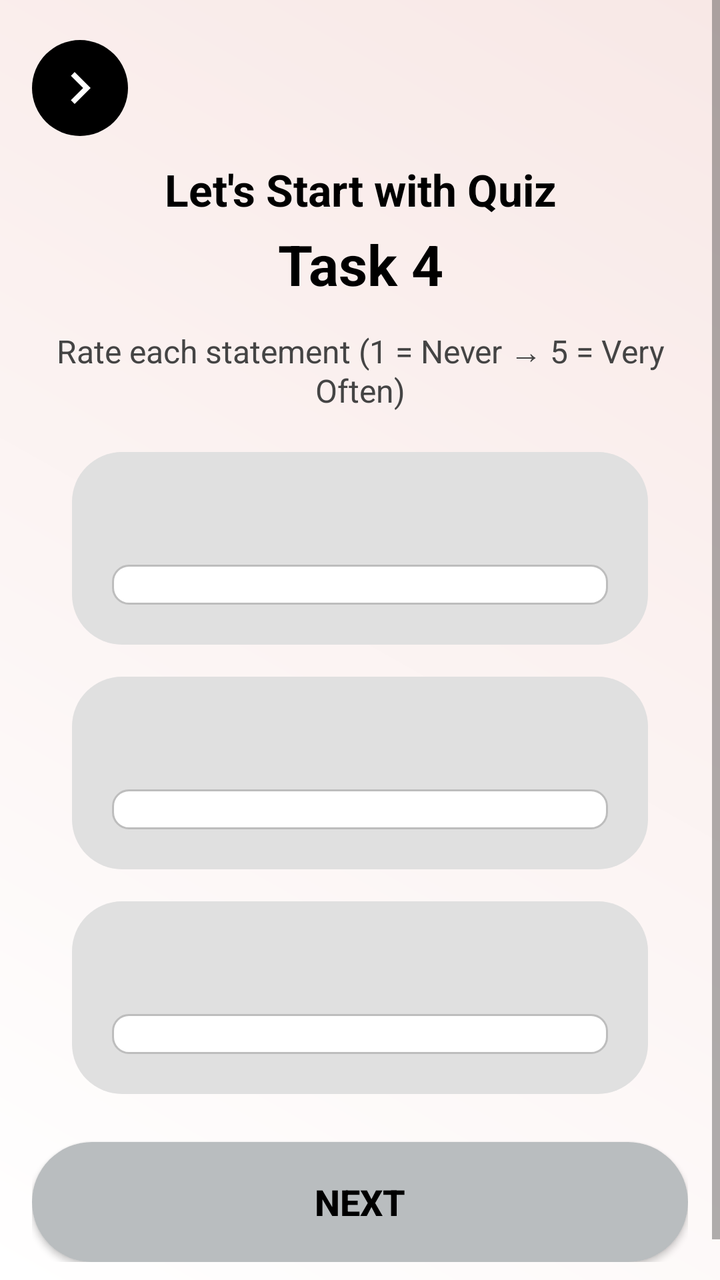
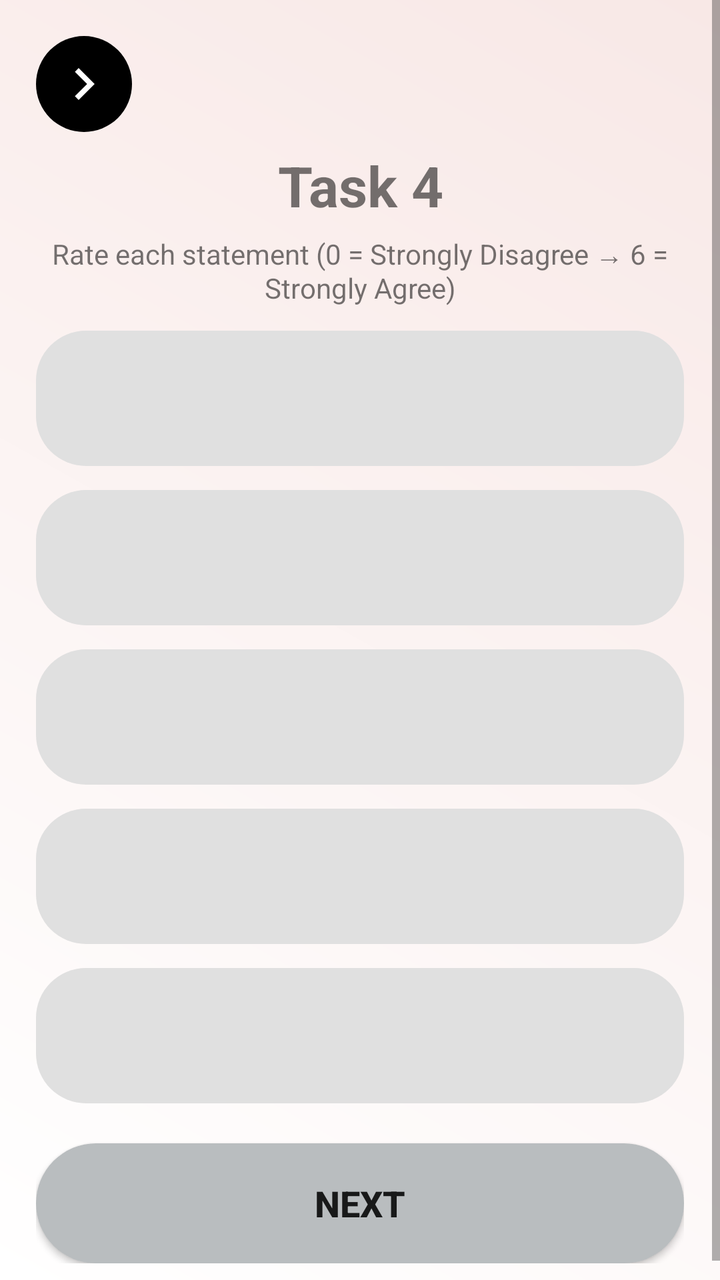

Compare the two renders of this Android layout. The source of the first and the diff that turns it into the second are given below.
<!-- AndroidManifest.xml: application theme Theme.CogniSync -->
<!-- res/layout/activity_task4.xml -->
<?xml version="1.0" encoding="utf-8"?>
<ScrollView xmlns:android="http://schemas.android.com/apk/res/android"
    xmlns:tools="http://schemas.android.com/tools"
    android:layout_width="match_parent"
    android:layout_height="match_parent"
    android:fillViewport="true"
    android:background="@drawable/background_gradient"
    android:fitsSystemWindows="true"
    tools:context=".Task4Activity">

    <LinearLayout
        android:layout_width="match_parent"
        android:layout_height="wrap_content"
        android:orientation="vertical"
        android:paddingTop="20dp"
        android:paddingBottom="30dp"
        android:paddingHorizontal="16dp">

        
        <ImageButton
            android:id="@+id/btnBack"
            android:layout_width="48dp"
            android:layout_height="48dp"
            android:background="@drawable/circle_bg"
            android:src="@drawable/ic_arrow_back"
            android:contentDescription="Back" />

        
        <TextView
            android:layout_width="match_parent"
            android:layout_height="wrap_content"
            android:text="Let's Start with Quiz"
            android:textAlignment="center"
            android:textColor="#000"
            android:textSize="22sp"
            android:textStyle="bold"
            android:layout_marginTop="12dp"/>

        <TextView
            android:layout_width="match_parent"
            android:layout_height="wrap_content"
            android:text="Task 4"
            android:textAlignment="center"
            android:textColor="#000"
            android:textSize="28sp"
            android:textStyle="bold"
            android:layout_marginTop="4dp"/>

        <TextView
            android:layout_width="match_parent"
            android:layout_height="wrap_content"
            android:text="Rate each statement (1 = Never → 5 = Very Often)"
            android:textAlignment="center"
            android:textColor="#444"
            android:textSize="16sp"
            android:layout_marginTop="14dp"/>

        
        <LinearLayout
            android:layout_width="match_parent"
            android:layout_height="wrap_content"
            android:orientation="vertical"
            android:background="@drawable/rounded_grey_bg"
            android:padding="20dp"
            android:layout_marginTop="20dp"
            android:layout_marginHorizontal="20dp">

            <TextView
                android:id="@+id/q1Text"
                android:layout_width="match_parent"
                android:layout_height="wrap_content"
                android:textSize="18sp"
                android:textStyle="bold"
                android:textColor="#000"
                android:gravity="center"/>

            <Spinner
                android:id="@+id/firstSpinner"
                android:layout_width="match_parent"
                android:layout_height="wrap_content"
                android:layout_marginTop="12dp"
                android:background="@drawable/edittext_bg"
                android:padding="10dp" />
        </LinearLayout>

        
        <LinearLayout
            android:layout_width="match_parent"
            android:layout_height="wrap_content"
            android:orientation="vertical"
            android:background="@drawable/rounded_grey_bg"
            android:padding="20dp"
            android:layout_marginTop="16dp"
            android:layout_marginHorizontal="20dp">

            <TextView
                android:id="@+id/q2Text"
                android:layout_width="match_parent"
                android:layout_height="wrap_content"
                android:textSize="18sp"
                android:textStyle="bold"
                android:textColor="#000"
                android:gravity="center"/>

            <Spinner
                android:id="@+id/secondSpinner"
                android:layout_width="match_parent"
                android:layout_height="wrap_content"
                android:layout_marginTop="12dp"
                android:background="@drawable/edittext_bg"
                android:padding="10dp" />
        </LinearLayout>

        
        <LinearLayout
            android:layout_width="match_parent"
            android:layout_height="wrap_content"
            android:orientation="vertical"
            android:background="@drawable/rounded_grey_bg"
            android:padding="20dp"
            android:layout_marginTop="16dp"
            android:layout_marginHorizontal="20dp">

            <TextView
                android:id="@+id/q3Text"
                android:layout_width="match_parent"
                android:layout_height="wrap_content"
                android:textSize="18sp"
                android:textStyle="bold"
                android:textColor="#000"
                android:gravity="center"/>

            <Spinner
                android:id="@+id/thirdSpinner"
                android:layout_width="match_parent"
                android:layout_height="wrap_content"
                android:layout_marginTop="12dp"
                android:background="@drawable/edittext_bg"
                android:padding="10dp" />
        </LinearLayout>

        
        <androidx.appcompat.widget.AppCompatButton
            android:id="@+id/btnNext"
            android:layout_width="match_parent"
            android:layout_height="60dp"
            android:layout_marginTop="24dp"
            android:background="@drawable/btn_bg"
            android:text="NEXT"
            android:textStyle="bold"
            android:textSize="18sp"
            android:textColor="#000" />

    </LinearLayout>
</ScrollView>
<!-- resources referenced by this layout -->
<resources>
  <!-- drawable background_gradient (drawable) -->
  <?xml version="1.0" encoding="utf-8"?>
  <shape xmlns:android="http://schemas.android.com/apk/res/android">
      <gradient
          android:angle="45"
          android:startColor="#Ffffff"
          android:endColor="#F8E8E6"
          android:type="linear" />
  </shape>
  <!-- drawable btn_bg (drawable) -->
  <shape xmlns:android="http://schemas.android.com/apk/res/android"
      android:shape="rectangle">
      <solid android:color="#B9BDBF"/>
      <corners android:radius="35dp"/>
  </shape>
  <!-- drawable circle_bg (drawable) -->
  <?xml version="1.0" encoding="utf-8"?>
  <shape xmlns:android="http://schemas.android.com/apk/res/android"
      android:shape="oval">
  
      
      <solid android:color="#000000"/>   
  
      
      <stroke
          android:width="0dp"
          android:color="#CCCCCC"/>       
  
      
  </shape>
  <!-- drawable edittext_bg (drawable) -->
  <?xml version="1.0" encoding="utf-8"?>
  <selector xmlns:android="http://schemas.android.com/apk/res/android">
  
      
      <item android:state_pressed="true">
          <shape android:shape="rectangle">
              <solid android:color="#FFFFFF" />
              <corners android:radius="8dp"/>
              <stroke android:width="2dp" android:color="#8AB4F8" /> 
          </shape>
      </item>
  
      
      <item android:state_focused="true">
          <shape android:shape="rectangle">
              <solid android:color="#FFFFFF"/>
              <corners android:radius="8dp"/>
              <stroke android:width="2dp" android:color="#8AB4F8"/>
          </shape>
      </item>
  
      
      <item>
          <shape android:shape="rectangle">
              <solid android:color="#FFFFFF"/>
              <corners android:radius="8dp"/>
              <stroke android:width="1dp" android:color="#BDBDBD"/>
          </shape>
      </item>
  
  </selector>
  <!-- drawable ic_arrow_back (drawable) -->
  <vector xmlns:android="http://schemas.android.com/apk/res/android"
      android:width="32dp"
      android:height="32dp"
      android:viewportWidth="32"
      android:viewportHeight="32">
      <path
          android:fillColor="#ffffff"
          android:pathData="M11.45 22.12L17.56 16l-6.1-6.12L13.32 8l8 8-8 8-1.88-1.88Z"/>
  </vector>
  <!-- drawable rounded_grey_bg (drawable) -->
  <?xml version="1.0" encoding="utf-8"?>
  <shape xmlns:android="http://schemas.android.com/apk/res/android"
      android:shape="rectangle">
  
      
      <solid android:color="#E0E0E0" />
  
      
      <corners android:radius="25dp" />
  
  </shape>
  <style name="Theme.CogniSync" parent="Theme.MaterialComponents.DayNight.NoActionBar">
  
  
  
          
          <item name="android:statusBarColor">@android:color/white</item>
          <item name="android:windowLightStatusBar">true</item>
  
      </style>
</resources>

<!-- the commit's change to res/layout/activity_task4.xml (unified diff, before → after) -->
@@ -3,20 +3,17 @@
     xmlns:tools="http://schemas.android.com/tools"
     android:layout_width="match_parent"
     android:layout_height="match_parent"
+    android:fitsSystemWindows="true"
+    android:background="@drawable/background_gradient"
     android:fillViewport="true"
-    android:background="@drawable/background_gradient"
-    android:fitsSystemWindows="true"
     tools:context=".Task4Activity">
 
     <LinearLayout
+        android:orientation="vertical"
+        android:padding="18dp"
         android:layout_width="match_parent"
-        android:layout_height="wrap_content"
-        android:orientation="vertical"
-        android:paddingTop="20dp"
-        android:paddingBottom="30dp"
-        android:paddingHorizontal="16dp">
+        android:layout_height="wrap_content">
 
-        
         <ImageButton
             android:id="@+id/btnBack"
             android:layout_width="48dp"
@@ -25,131 +22,158 @@
             android:src="@drawable/ic_arrow_back"
             android:contentDescription="Back" />
 
-        
         <TextView
             android:layout_width="match_parent"
             android:layout_height="wrap_content"
-            android:text="Let's Start with Quiz"
-            android:textAlignment="center"
-            android:textColor="#000"
-            android:textSize="22sp"
+            android:text="Task 4"
+            android:textSize="28sp"
             android:textStyle="bold"
-            android:layout_marginTop="12dp"/>
+            android:gravity="center"
+            android:layout_marginTop="8dp"/>
 
         <TextView
             android:layout_width="match_parent"
             android:layout_height="wrap_content"
-            android:text="Task 4"
-            android:textAlignment="center"
-            android:textColor="#000"
-            android:textSize="28sp"
-            android:textStyle="bold"
-            android:layout_marginTop="4dp"/>
-
-        <TextView
-            android:layout_width="match_parent"
-            android:layout_height="wrap_content"
-            android:text="Rate each statement (1 = Never → 5 = Very Often)"
-            android:textAlignment="center"
-            android:textColor="#444"
-            android:textSize="16sp"
-            android:layout_marginTop="14dp"/>
+            android:text="Rate each statement (0 = Strongly Disagree → 6 = Strongly Agree)"
+            android:textSize="14sp"
+            android:gravity="center"
+            android:layout_marginTop="6dp"/>
 
         
+        
         <LinearLayout
-            android:layout_width="match_parent"
-            android:layout_height="wrap_content"
             android:orientation="vertical"
             android:background="@drawable/rounded_grey_bg"
-            android:padding="20dp"
-            android:layout_marginTop="20dp"
-            android:layout_marginHorizontal="20dp">
+            android:padding="18dp"
+            android:layout_marginTop="12dp"
+            android:layout_width="match_parent"
+            android:layout_height="wrap_content">
 
             <TextView
-                android:id="@+id/q1Text"
+                android:id="@+id/q1"
                 android:layout_width="match_parent"
                 android:layout_height="wrap_content"
-                android:textSize="18sp"
+                android:textSize="16sp"
                 android:textStyle="bold"
-                android:textColor="#000"
                 android:gravity="center"/>
 
             <Spinner
-                android:id="@+id/firstSpinner"
+                android:id="@+id/spinner1"
                 android:layout_width="match_parent"
                 android:layout_height="wrap_content"
-                android:layout_marginTop="12dp"
-                android:background="@drawable/edittext_bg"
-                android:padding="10dp" />
+                android:layout_marginTop="10dp"
+                android:background="@drawable/edittext_bg"/>
         </LinearLayout>
 
         
         <LinearLayout
-            android:layout_width="match_parent"
-            android:layout_height="wrap_content"
             android:orientation="vertical"
             android:background="@drawable/rounded_grey_bg"
-            android:padding="20dp"
-            android:layout_marginTop="16dp"
-            android:layout_marginHorizontal="20dp">
+            android:padding="18dp"
+            android:layout_marginTop="12dp"
+            android:layout_width="match_parent"
+            android:layout_height="wrap_content">
 
             <TextView
-                android:id="@+id/q2Text"
+                android:id="@+id/q2"
                 android:layout_width="match_parent"
                 android:layout_height="wrap_content"
-                android:textSize="18sp"
+                android:textSize="16sp"
                 android:textStyle="bold"
-                android:textColor="#000"
                 android:gravity="center"/>
 
             <Spinner
-                android:id="@+id/secondSpinner"
+                android:id="@+id/spinner2"
                 android:layout_width="match_parent"
                 android:layout_height="wrap_content"
-                android:layout_marginTop="12dp"
-                android:background="@drawable/edittext_bg"
-                android:padding="10dp" />
+                android:layout_marginTop="10dp"
+                android:background="@drawable/edittext_bg"/>
         </LinearLayout>
 
         
         <LinearLayout
-            android:layout_width="match_parent"
-            android:layout_height="wrap_content"
             android:orientation="vertical"
             android:background="@drawable/rounded_grey_bg"
-            android:padding="20dp"
-            android:layout_marginTop="16dp"
-            android:layout_marginHorizontal="20dp">
+            android:padding="18dp"
+            android:layout_marginTop="12dp"
+            android:layout_width="match_parent"
+            android:layout_height="wrap_content">
 
             <TextView
-                android:id="@+id/q3Text"
+                android:id="@+id/q3"
                 android:layout_width="match_parent"
                 android:layout_height="wrap_content"
-                android:textSize="18sp"
+                android:textSize="16sp"
                 android:textStyle="bold"
-                android:textColor="#000"
                 android:gravity="center"/>
 
             <Spinner
-                android:id="@+id/thirdSpinner"
+                android:id="@+id/spinner3"
                 android:layout_width="match_parent"
                 android:layout_height="wrap_content"
-                android:layout_marginTop="12dp"
-                android:background="@drawable/edittext_bg"
-                android:padding="10dp" />
+                android:layout_marginTop="10dp"
+                android:background="@drawable/edittext_bg"/>
         </LinearLayout>
 
         
+        <LinearLayout
+            android:orientation="vertical"
+            android:background="@drawable/rounded_grey_bg"
+            android:padding="18dp"
+            android:layout_marginTop="12dp"
+            android:layout_width="match_parent"
+            android:layout_height="wrap_content">
+
+            <TextView
+                android:id="@+id/q4"
+                android:layout_width="match_parent"
+                android:layout_height="wrap_content"
+                android:textSize="16sp"
+                android:textStyle="bold"
+                android:gravity="center"/>
+
+            <Spinner
+                android:id="@+id/spinner4"
+                android:layout_width="match_parent"
+                android:layout_height="wrap_content"
+                android:layout_marginTop="10dp"
+                android:background="@drawable/edittext_bg"/>
+        </LinearLayout>
+
+        
+        <LinearLayout
+            android:orientation="vertical"
+            android:background="@drawable/rounded_grey_bg"
+            android:padding="18dp"
+            android:layout_marginTop="12dp"
+            android:layout_width="match_parent"
+            android:layout_height="wrap_content">
+
+            <TextView
+                android:id="@+id/q5"
+                android:layout_width="match_parent"
+                android:layout_height="wrap_content"
+                android:textSize="16sp"
+                android:textStyle="bold"
+                android:gravity="center"/>
+
+            <Spinner
+                android:id="@+id/spinner5"
+                android:layout_width="match_parent"
+                android:layout_height="wrap_content"
+                android:layout_marginTop="10dp"
+                android:background="@drawable/edittext_bg"/>
+        </LinearLayout>
+
         <androidx.appcompat.widget.AppCompatButton
             android:id="@+id/btnNext"
             android:layout_width="match_parent"
             android:layout_height="60dp"
-            android:layout_marginTop="24dp"
-            android:background="@drawable/btn_bg"
+            android:layout_marginTop="20dp"
             android:text="NEXT"
+            android:textSize="18sp"
             android:textStyle="bold"
-            android:textSize="18sp"
-            android:textColor="#000" />
+            android:background="@drawable/btn_bg"/>
 
     </LinearLayout>
 </ScrollView>
